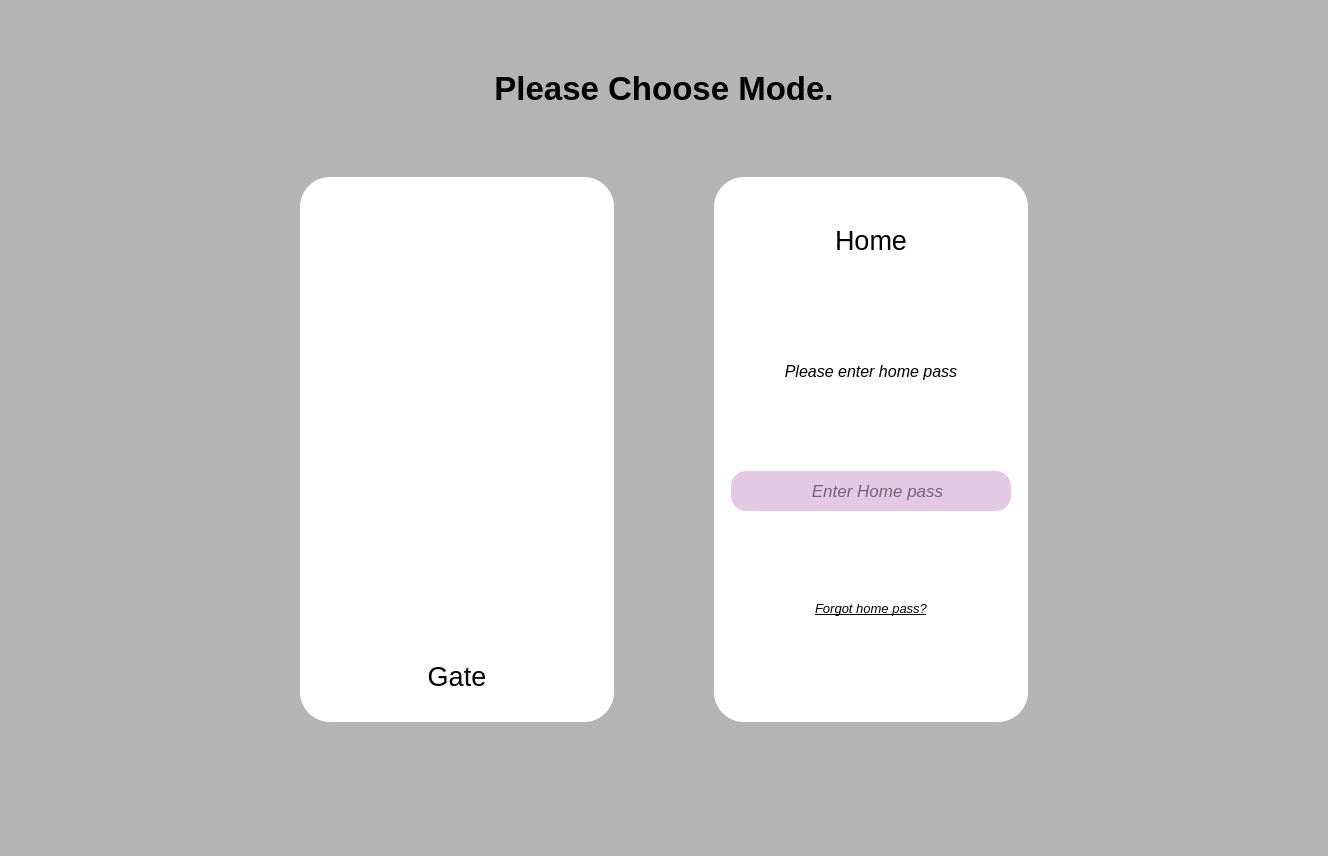
The window that ui/mode.ui (alexskh5/ENTRYSAFE) describes before a commit, drawn with Qt 5.
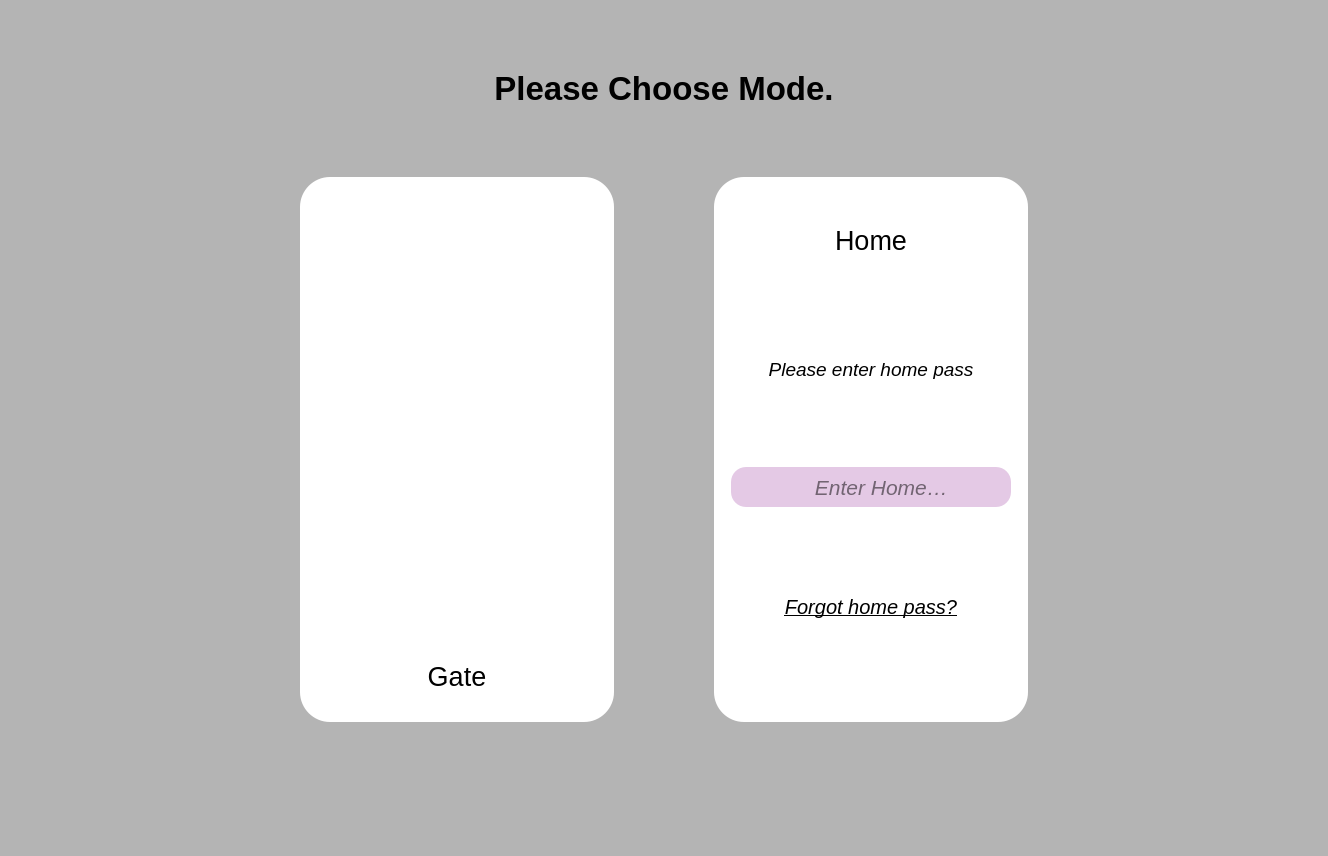
The same window after the commit. Icons and pictures are not drawn.

What changed in the file:
```diff
--- a/ui/mode.ui
+++ b/ui/mode.ui
@@ -336,7 +336,7 @@
                </property>
                <property name="font">
                 <font>
-                 <pointsize>12</pointsize>
+                 <pointsize>14</pointsize>
                  <italic>true</italic>
                 </font>
                </property>
@@ -411,7 +411,7 @@
                   </property>
                   <property name="font">
                    <font>
-                    <pointsize>13</pointsize>
+                    <pointsize>16</pointsize>
                     <italic>true</italic>
                    </font>
                   </property>
@@ -459,7 +459,7 @@
               <widget class="QPushButton" name="forgotPassBtn">
                <property name="font">
                 <font>
-                 <pointsize>10</pointsize>
+                 <pointsize>15</pointsize>
                  <italic>true</italic>
                  <underline>true</underline>
                 </font>
```
